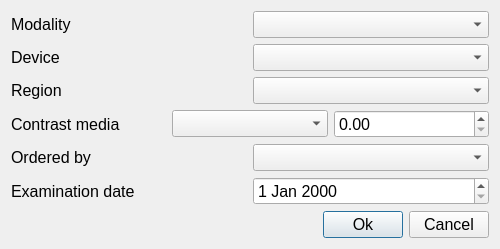
Qt form XArch/exameditor.ui (Iolana/common) before a commit.
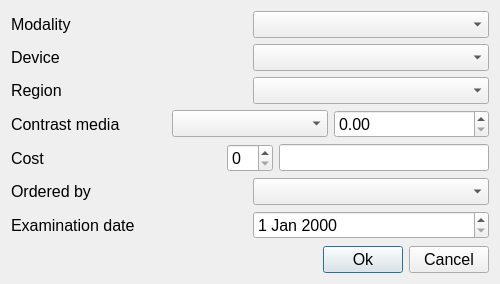
The same form after that commit.

Commit message: Exam cost and quantity added (for reports creation).

```diff
--- a/XArch/exameditor.ui
+++ b/XArch/exameditor.ui
@@ -7,7 +7,7 @@
     <x>0</x>
     <y>0</y>
     <width>496</width>
-    <height>217</height>
+    <height>284</height>
    </rect>
   </property>
   <property name="windowTitle">
@@ -132,6 +132,58 @@
      </item>
     </layout>
    </item>
+   <item>
+    <layout class="QHBoxLayout" name="horizontalLayout_2">
+     <property name="bottomMargin">
+      <number>0</number>
+     </property>
+     <item>
+      <widget class="QLabel" name="label">
+       <property name="font">
+        <font>
+         <family>Tahoma</family>
+         <pointsize>12</pointsize>
+        </font>
+       </property>
+       <property name="text">
+        <string>Cost</string>
+       </property>
+      </widget>
+     </item>
+     <item>
+      <widget class="QSpinBox" name="quantity">
+       <property name="sizePolicy">
+        <sizepolicy hsizetype="Maximum" vsizetype="Fixed">
+         <horstretch>0</horstretch>
+         <verstretch>0</verstretch>
+        </sizepolicy>
+       </property>
+       <property name="font">
+        <font>
+         <family>Tahoma</family>
+         <pointsize>12</pointsize>
+        </font>
+       </property>
+      </widget>
+     </item>
+     <item>
+      <widget class="QLineEdit" name="cost">
+       <property name="sizePolicy">
+        <sizepolicy hsizetype="Minimum" vsizetype="Fixed">
+         <horstretch>0</horstretch>
+         <verstretch>0</verstretch>
+        </sizepolicy>
+       </property>
+       <property name="font">
+        <font>
+         <family>Tahoma</family>
+         <pointsize>12</pointsize>
+        </font>
+       </property>
+      </widget>
+     </item>
+    </layout>
+   </item>
    <item>
     <layout class="QHBoxLayout" name="horizontalLayout_9">
      <item>
```
The commit also changes 3 other files.
